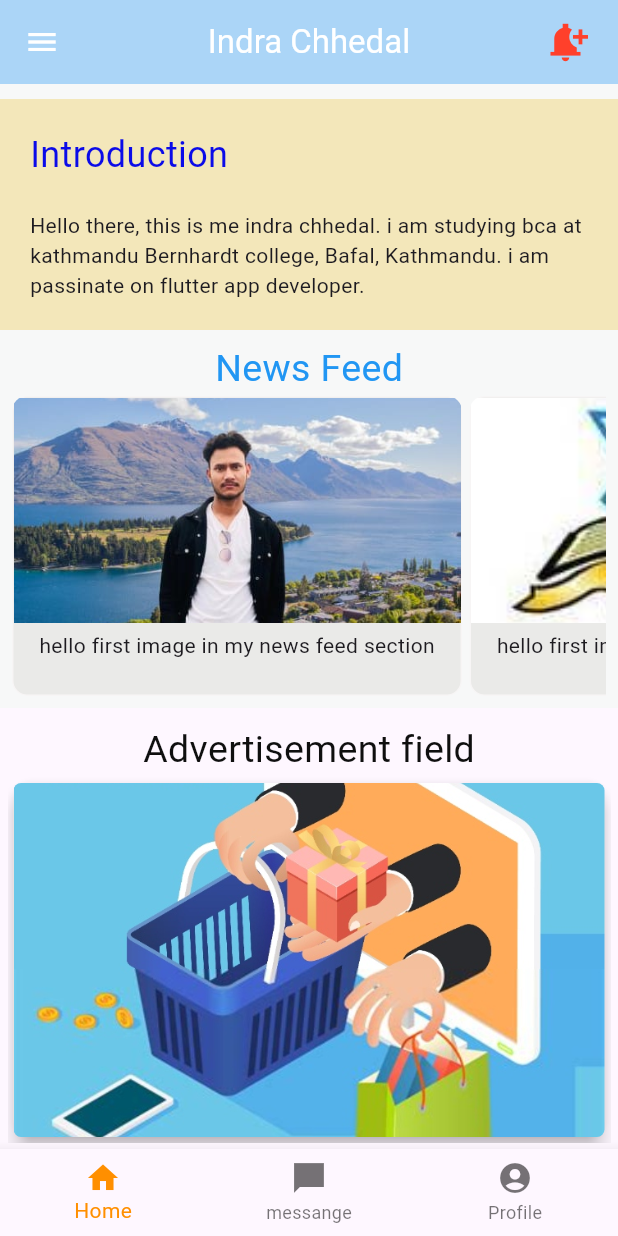
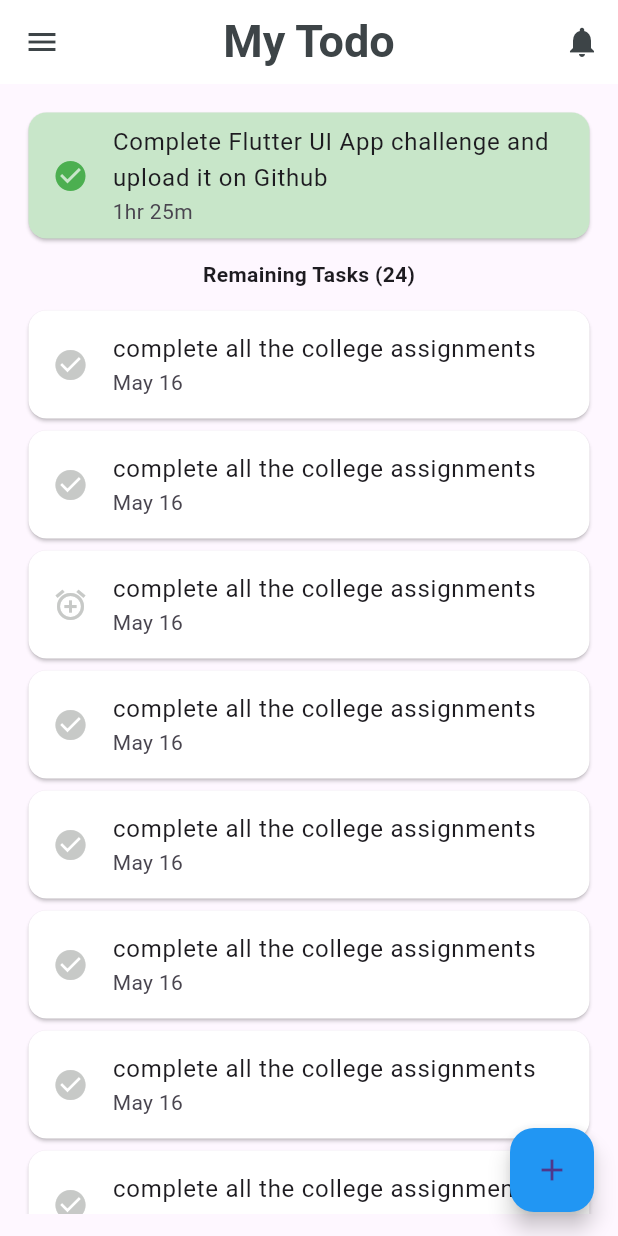
Before and after one commit to indra-chhedal/flutter_indra, a Flutter app: the screen it shows after launch, on a phone screen of 412 x 824 dp. Run offline on Flutter 3.47's test engine with Material 3 defaults, Android fonts, the light colour scheme and no system bars; our stand-ins replace flutter_svg.

Commit message:
8th commit on flutter

```diff
--- a/flutter_indra/lib/main.dart
+++ b/flutter_indra/lib/main.dart
@@ -1,28 +1,14 @@
 
 
 import 'package:flutter/material.dart';
-import 'package:flutter_indra/indra_chhedal.dart';
 
-
-
-
-
-
-
-
-
-
-
-
-
-
-
+import 'package:flutter_indra/todo_app.dart';
 void main() {
   runApp(MaterialApp(
 
     title: 'first project',
 
-    home: IndraChhedal(),
+    home: TodoApp(),
     ),
 
   );
--- a/flutter_indra/lib/register_page.dart
+++ b/flutter_indra/lib/register_page.dart
@@ -65,7 +65,7 @@ class RegisterPage extends StatelessWidget {
                     filled: true,
                     fillColor: Colors.white,
                     border: OutlineInputBorder(),
-                    hintText: "Enter your Conform Password",
+                    hintText: "Conform Password",
                   ),
                 ),
                 const SizedBox(height: 20),
--- /dev/null
+++ b/flutter_indra/lib/todo_app.dart
@@ -0,0 +1,159 @@
+import 'package:flutter/material.dart';
+
+class TodoApp extends StatefulWidget {
+  const TodoApp({super.key});
+
+  @override
+  State<TodoApp> createState() => _TodoAppState();
+}
+
+class _TodoAppState extends State<TodoApp> {
+  @override
+  Widget build(BuildContext context) {
+    return Scaffold(
+      drawer: Drawer(
+        backgroundColor: const Color.fromARGB(255, 236, 234, 234),
+        width: 250,
+        child: Padding(
+          padding: const EdgeInsets.only(top: 20),
+          child: Column(
+            children: [
+              UserAccountsDrawerHeader(
+                currentAccountPicture: ClipOval(
+                  child: Image.asset('images/nepal.jpg'),
+                ),
+                accountName: Text("Todo Application"),
+                accountEmail: Text('chhedalindra055@gmail.com'),
+              ),
+            ],
+          ),
+        ),
+      ),
+      appBar: AppBar(
+        backgroundColor: Colors.white,
+        foregroundColor: const Color.fromARGB(255, 61, 68, 71),
+        centerTitle: true,
+        title: Text(
+          "My Todo",
+          style: TextStyle(fontSize: 30, fontWeight: FontWeight.bold),
+        ),
+        actions: [
+          IconButton(onPressed: () {}, icon: Icon(Icons.notifications)),
+        ],
+      ),
+      body: Padding(
+        padding: const EdgeInsets.all(15.0),
+        child: Column(
+          children: [
+            Card(
+              color: Colors.green.shade100,
+              child: ListTile(
+                leading: Icon(Icons.check_circle, color: Colors.green),
+                title: Text(
+                  "Complete Flutter UI App challenge and upload it on Github",
+                ),
+                subtitle: Text("1hr 25m"),
+              ),
+            ),
+            SizedBox(height: 10),
+            Text(
+              "Remaining Tasks (24)",
+              style: TextStyle(fontWeight: FontWeight.bold),
+            ),
+            SizedBox(height: 10),
+            Expanded(
+              child: SingleChildScrollView(
+                scrollDirection: Axis.vertical,
+                child: Column(
+                  children: [
+                    ListItem(
+                      icons: Icons.check_circle,
+                      description: "complete all the college assignments",
+                      times: "May 16",
+                    ),
+                    ListItem(
+                      icons: Icons.check_circle,
+                      description: "complete all the college assignments",
+                      times: "May 16",
+                    ),
+                    ListItem(
+                      icons: Icons.alarm_add_outlined,
+                      description: "complete all the college assignments",
+                      times: "May 16",
+                    ),
+                    ListItem(
+                      icons: Icons.check_circle,
+                      description: "complete all the college assignments",
+                      times: "May 16",
+                    ),
+                    ListItem(
+                      icons: Icons.check_circle,
+                      description: "complete all the college assignments",
+                      times: "May 16",
+                    ),
+                    ListItem(
+                      icons: Icons.check_circle,
+                      description: "complete all the college assignments",
+                      times: "May 16",
+                    ),
+                    ListItem(
+                      icons: Icons.check_circle,
+                      description: "complete all the college assignments",
+                      times: "May 16",
+                    ),
+                    ListItem(
+                      icons: Icons.check_circle,
+                      description: "complete all the college assignments",
+                      times: "May 16",
+                    ),
+                    ListItem(
+                      icons: Icons.check_circle,
+                      description: "complete all the college assignments",
+                      times: "May 16",
+                    ),
+                    ListItem(
+                      icons: Icons.check_circle,
+                      description: "complete all the college assignments",
+                      times: "May 16",
+                    ),
+                  ],
+                ),
+              ),
+            ),
+          ],
+        ),
+      ),
+      floatingActionButton: FloatingActionButton(
+        onPressed: () {},
+
+        backgroundColor: Colors.blue,
+        child: Icon(Icons.add),
+      ),
+    );
+  }
+}
+
+class ListItem extends StatelessWidget {
+  final String description;
+  final IconData icons;
+  final String times;
+
+  const ListItem({
+    required this.icons,
+    required this.description,
+    required this.times,
+    super.key,
+  });
+
+  @override
+  Widget build(BuildContext context) {
+    return Card(
+      color: const Color.fromARGB(255, 255, 255, 255),
+      child: ListTile(
+        leading: Icon(icons, color: const Color.fromARGB(255, 199, 201, 199)),
+        title: Text(description),
+        subtitle: Text(times),
+      ),
+    );
+  }
+}
```
Also changed, not shown: flutter_indra/lib/account_made.dart (added, +111 -0 lines), flutter_indra/lib/login_design.dart (+69 -62 lines), flutter_indra/images/svg_images/otp_image.svg (added).
